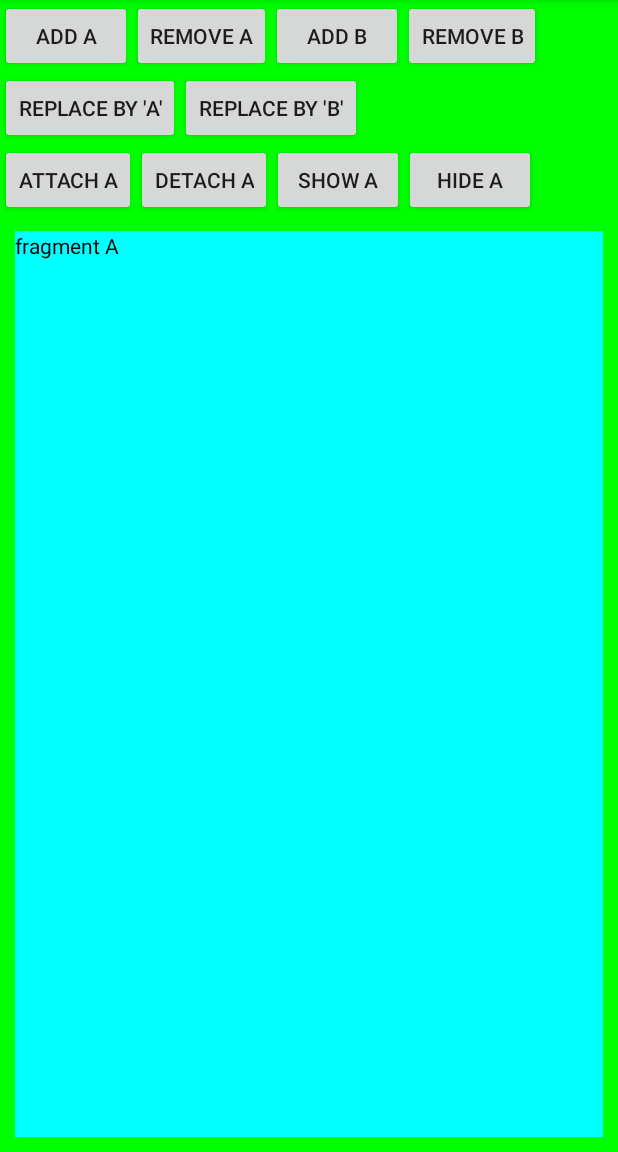
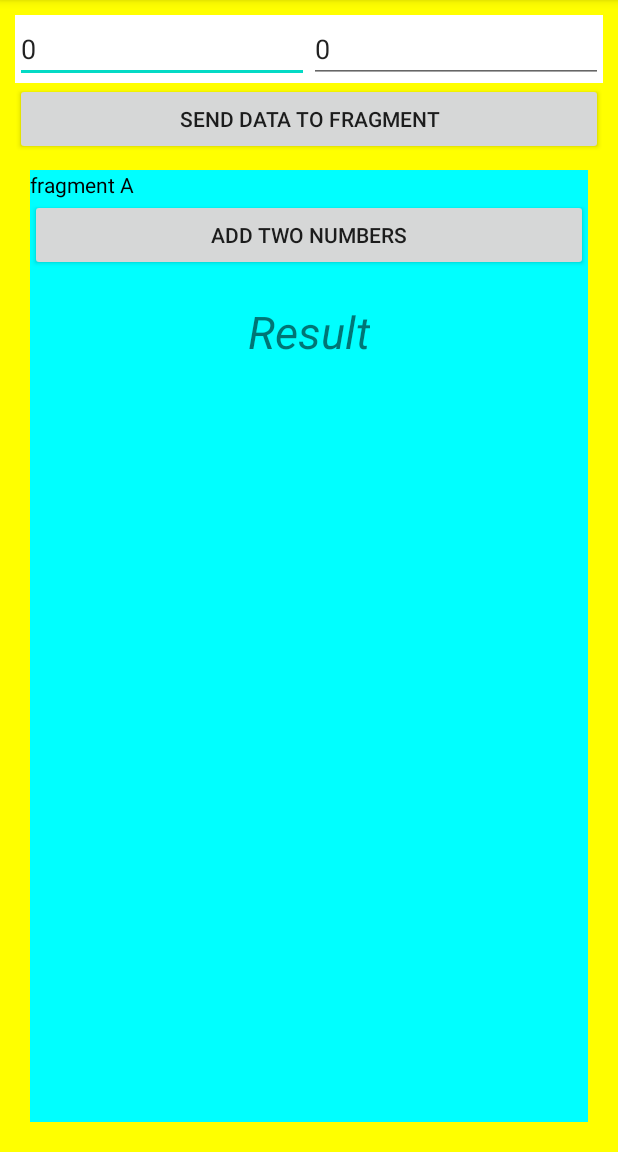
Before and after one commit to phlpmwa/fragments, an Android app: the fragment FragmentA placed in its activity, on a phone screen of 412 x 824 dp, the part 84-1236 px from its top. Run offline under Robolectric (Android 15) with nearby library versions, the phone set to English and light mode, and no system bars; 2 statements that could not run were skipped.

Commit message:
passing data to fragments using Bundle

```diff
--- a/app/src/main/java/com/example/fragments/FragmentA.java
+++ b/app/src/main/java/com/example/fragments/FragmentA.java
@@ -1,79 +1,38 @@
 package com.example.fragments;
-
-
-
-import android.content.Context;
 import android.os.Bundle;
-import android.util.Log;
 import android.view.LayoutInflater;
 import android.view.View;
 import android.view.ViewGroup;
+import android.widget.Button;
+import android.widget.TextView;
 
 import androidx.annotation.NonNull;
 import androidx.annotation.Nullable;
 import androidx.fragment.app.Fragment;
 
 public class FragmentA extends Fragment {
-    private  static final String TAG= FragmentA.class.getSimpleName();
-    @Override
-    public void onAttach(Context context) {
-        super.onAttach(context);
-        Log.i(TAG,"inside onAttach ");
-    }
-
-    @Override
-    public void onCreate(@Nullable Bundle savedInstanceState) {
-        super.onCreate(savedInstanceState);
-        Log.i(TAG,"inside onCreate ");
-    }
-
-    @Nullable
+    private Button btnAdd;
+    private TextView txvResult;
     @Override
     public View onCreateView(@NonNull LayoutInflater inflater, @Nullable ViewGroup container, @Nullable Bundle savedInstanceState) {
         View view=inflater .inflate(R.layout.fragment_a, container, false);
-        Log.i(TAG,"inside onCreateView ");
+        Bundle bundle=getArguments();
+        final int firstNum=bundle.getInt("first_number",0);
+        final int secondNum=bundle.getInt("second_number",0);
+        btnAdd= view.findViewById(R.id.btnAdd);
+        txvResult= view.findViewById(R.id.results);
+        btnAdd.setOnClickListener(new View.OnClickListener() {
+            @Override
+            public void onClick(View v) {
+         addTwoNumbers(firstNum, secondNum);
+            }
+        });
         return view;
     }
 
-    @Override
-    public void onActivityCreated(@Nullable Bundle savedInstanceState) {
-        super.onActivityCreated(savedInstanceState);
-        Log.i(TAG,"inside onActivityCreated ");
+    private void addTwoNumbers(int firstNum, int secondNum) {
+        int result=firstNum+secondNum;
+        txvResult.setText("Result: "+result);
     }
 
-    @Override
-    public void onStart() {
-        super.onStart();
-        Log.i(TAG,"inside onStart ");
-    }
-
-    @Override
-    public void onResume() {
-        super.onResume();
-        Log.i(TAG,"inside onResume ");
-    }
-
-    @Override
-    public void onPause() {
-        super.onPause();
-        Log.i(TAG,"inside onPause ");
-    }
-
-    @Override
-    public void onStop() {
-        super.onStop();
-        Log.i(TAG,"inside onStop ");
-    }
-
-    @Override
-    public void onDestroyView() {
-        super.onDestroyView();
-        Log.i(TAG,"inside onDestroyView ");
-    }
-
-    @Override
-    public void onDestroy() {
-        super.onDestroy();
-        Log.i(TAG,"inside onDestroy ");
-    }
 }
--- a/app/src/main/res/layout/activity_main.xml
+++ b/app/src/main/res/layout/activity_main.xml
@@ -6,87 +6,45 @@
     android:layout_height="match_parent"
     tools:context=".MainActivity"
     android:orientation="vertical"
-    android:background="#0f0"
-    android:id="@+id/layout">
+    android:background="#FF0"
+    android:id="@+id/layout"
+    android:padding="10dp">
 
 
     <LinearLayout
-        android:layout_width="wrap_content"
+        android:layout_width="match_parent"
         android:layout_height="wrap_content"
         android:orientation="horizontal"
+        android:background="@android:color/white"
         >
-        <Button
-            android:layout_width="wrap_content"
+        <EditText
+            android:layout_width="0dp"
             android:layout_height="wrap_content"
-            android:text="@string/add_a"
-            android:onClick="addFragmentA"/>
-        <Button
-            android:layout_width="wrap_content"
+            android:layout_weight="1"
+            android:inputType="number"
+            android:text="0"
+            android:id="@+id/num1"
+            />
+        <EditText
+            android:layout_width="0dp"
             android:layout_height="wrap_content"
-            android:text="@string/remove_a"
-            android:onClick="removeFragmentA"/>
-        <Button
-            android:layout_width="wrap_content"
-            android:layout_height="wrap_content"
-            android:text="@string/add_b"
-            android:onClick="addFragmentB"/>
-        <Button
-            android:layout_width="wrap_content"
-            android:layout_height="wrap_content"
-            android:text="@string/remove_b"
-            android:onClick="removeFragmentB"/>
-
+            android:layout_weight="1"
+            android:inputType="number"
+            android:text="0"
+            android:id="@+id/num2"/>
 
     </LinearLayout>
-    <LinearLayout
-        android:layout_width="wrap_content"
+
+    <Button
+        android:layout_width="match_parent"
         android:layout_height="wrap_content"
-        android:orientation="horizontal"
-        >
-        <Button
-            android:layout_width="wrap_content"
-            android:layout_height="wrap_content"
-            android:text="Replace By 'A'"
-            android:onClick="replaceByFragmentA"/>
-        <Button
-            android:layout_width="wrap_content"
-            android:layout_height="wrap_content"
-            android:text="Replace By 'B'"
-            android:onClick="replaceByFragmentB"/>
-    </LinearLayout>
-    <LinearLayout
-        android:layout_width="wrap_content"
-        android:layout_height="wrap_content"
-        android:orientation="horizontal">
-        <Button
-            android:layout_width="wrap_content"
-            android:layout_height="wrap_content"
-            android:text="Attach A"
-            android:onClick="attachFragmentA"
-            />
-        <Button
-            android:layout_width="wrap_content"
-            android:layout_height="wrap_content"
-            android:text="Detach A"
-            android:onClick="detachFragmentA"
-            />
-        <Button
-            android:layout_width="wrap_content"
-            android:layout_height="wrap_content"
-            android:text="Show A"
-            android:onClick="showFragmentA"
-            />
-        <Button
-            android:layout_width="wrap_content"
-            android:layout_height="wrap_content"
-            android:text="Hide A"
-            android:onClick="hideFragmentA"
-            />
-    </LinearLayout>
+        android:onClick="sendDataToFragment"
+        android:text="Send data To Fragment"/>
     <FrameLayout
         android:layout_width="match_parent"
         android:layout_height="match_parent"
         android:id="@+id/container"
         android:layout_margin="10dp"
+        android:background="#0f0"
         />
 </LinearLayout>
--- a/app/src/main/res/layout/fragment_a.xml
+++ b/app/src/main/res/layout/fragment_a.xml
@@ -11,5 +11,20 @@
         android:text="@string/fragment_a"
         android:textColor="@android:color/black"
         />
-
+    <Button
+        android:layout_width="match_parent"
+        android:layout_height="wrap_content"
+        android:text="Add two numbers"
+        android:id="@+id/btnAdd"
+        />
+    <androidx.appcompat.widget.AppCompatTextView
+        android:layout_width="wrap_content"
+        android:layout_height="wrap_content"
+        android:layout_gravity="center_horizontal"
+        android:text="Result"
+        android:layout_marginTop="20dp"
+        android:id="@+id/results"
+        android:textStyle="italic"
+        android:textSize="30sp"
+        />
 </LinearLayout>
```
Also changed, not shown: app/src/main/java/com/example/fragments/FragmentB.java (deleted, +0 -84 lines), app/src/main/java/com/example/fragments/MainActivity.java (+18 -149 lines), app/src/main/res/layout/fragment_b.xml (deleted, +0 -15 lines).
